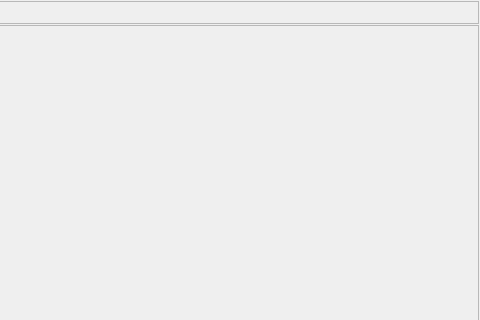
The window that mainwindow.ui (zhaohuarong/AVBrowser) describes before a commit, drawn with Qt 5; both pictures show x 699 to 1179 and y 0 to 320 of the 1179 by 616 pixel window.
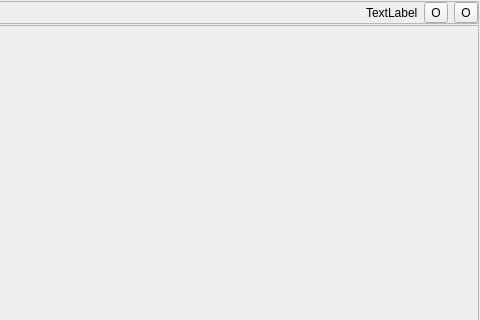
The same window after the commit. Icons and pictures are not drawn.

```diff
--- a/mainwindow.ui
+++ b/mainwindow.ui
@@ -81,6 +81,47 @@
          </property>
         </spacer>
        </item>
+       <item>
+        <widget class="QLabel" name="lblSnapshot">
+         <property name="text">
+          <string>TextLabel</string>
+         </property>
+        </widget>
+       </item>
+       <item>
+        <widget class="QToolButton" name="btnSnapshotDir">
+         <property name="text">
+          <string>O</string>
+         </property>
+         <property name="icon">
+          <iconset resource="res.qrc">
+           <normaloff>:/image/snapshot.png</normaloff>:/image/snapshot.png</iconset>
+         </property>
+         <property name="iconSize">
+          <size>
+           <width>32</width>
+           <height>32</height>
+          </size>
+         </property>
+        </widget>
+       </item>
+       <item>
+        <widget class="QToolButton" name="btnMoveImage">
+         <property name="text">
+          <string>O</string>
+         </property>
+         <property name="icon">
+          <iconset resource="res.qrc">
+           <normaloff>:/image/move.png</normaloff>:/image/move.png</iconset>
+         </property>
+         <property name="iconSize">
+          <size>
+           <width>32</width>
+           <height>32</height>
+          </size>
+         </property>
+        </widget>
+       </item>
       </layout>
      </widget>
     </item>
```
